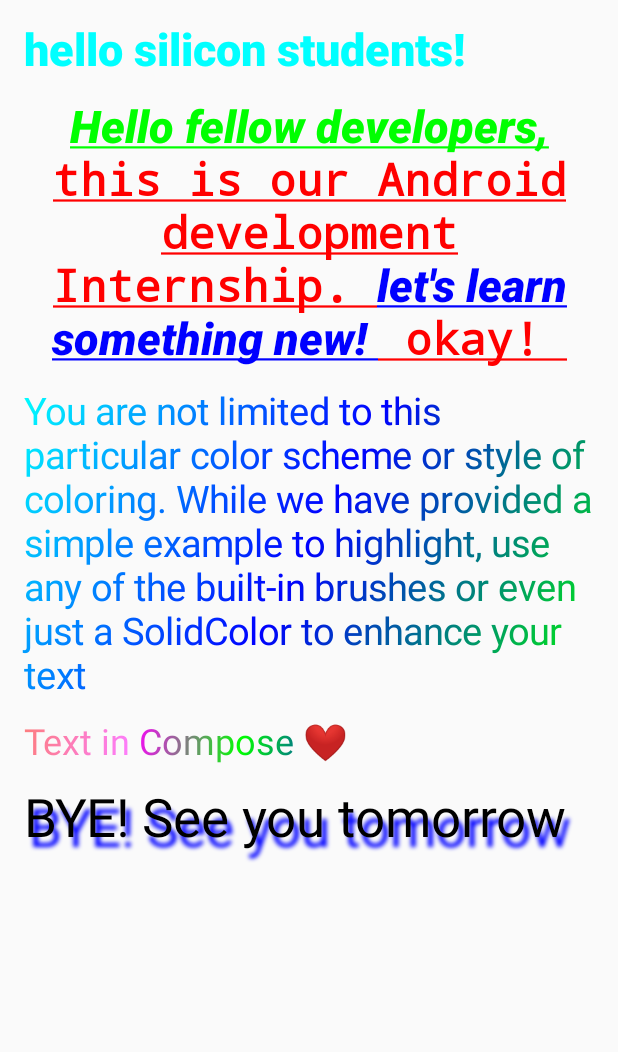
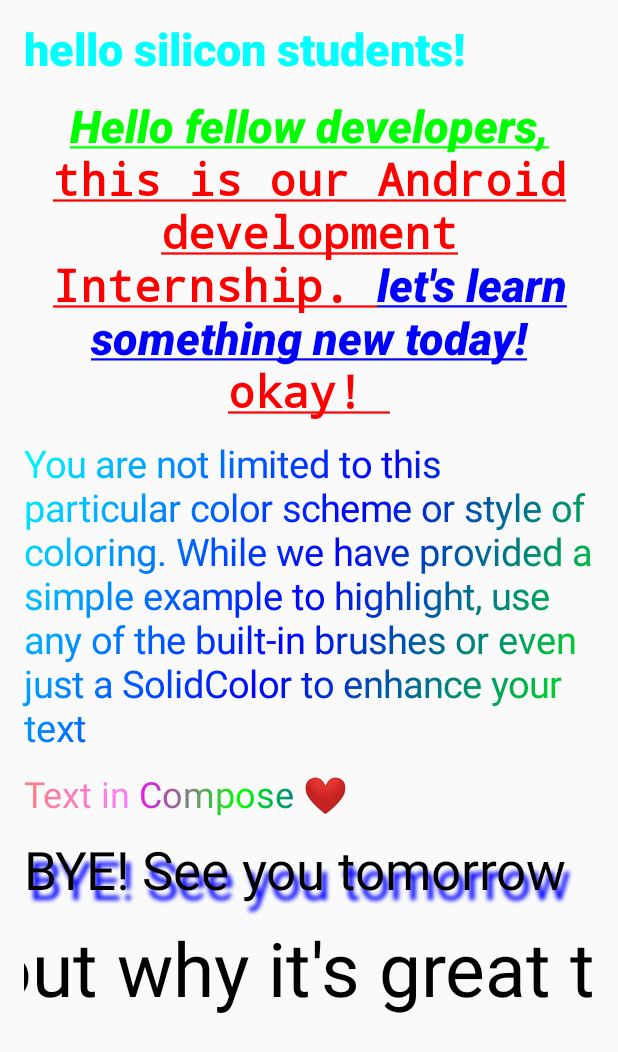
Before and after one commit to Avipsa-Biswal/AndroidStudioInternship, an Android app built with Jetpack Compose: the screen it shows after launch (MainActivity), on a phone screen of 412 x 824 dp. Shown: the top 1052 px of the screen. Run offline under Robolectric (Android 15) with nearby library versions, the phone set to English and light mode, and no system bars; libraries missing offline, so code that uses them is left out: com.example; missing, so only their content is drawn: MyApplicationTheme.

Commit message:
assignment for 3rdJuly

```diff
--- a/app/src/main/java/com/example/Androidintern345/MainActivity.kt
+++ b/app/src/main/java/com/example/Androidintern345/MainActivity.kt
@@ -3,10 +3,13 @@ package com.example.Androidintern345
 import android.os.Bundle
 import androidx.activity.ComponentActivity
 import androidx.activity.compose.setContent
+import androidx.compose.foundation.ExperimentalFoundationApi
+import androidx.compose.foundation.basicMarquee
 import androidx.compose.foundation.layout.Arrangement
 import androidx.compose.foundation.layout.Column
 import androidx.compose.foundation.layout.fillMaxSize
 import androidx.compose.foundation.layout.padding
+import androidx.compose.foundation.layout.width
 import androidx.compose.material3.MaterialTheme
 import androidx.compose.material3.Surface
 import androidx.compose.material3.Text
@@ -51,6 +54,8 @@ class MainActivity : ComponentActivity() {
                     MyText1()
                     //shadow effect
                     MyText0()
+                    //Apply marquee effect to text
+                    BasicMarqueeSample()
 
                 }
 
@@ -103,7 +108,7 @@ fun MyText3()
                 fontFamily = FontFamily.SansSerif
             )
         ){
-            append("let's learn something new! ")
+            append("let's learn something new today! ")
         }
         append(" okay! ")
     },
@@ -175,3 +180,16 @@ fun MyText0() {
         )
     )
 }
+
+@OptIn(ExperimentalFoundationApi::class)
+@Composable
+fun BasicMarqueeSample() {
+    // Marquee only animates when the content doesn't fit in the max width.
+    Column(Modifier.width(400.dp)) {
+        Text(
+            "Learn about why it's great to use Jetpack Compose",
+            modifier = Modifier.basicMarquee(),
+            fontSize = 50.sp
+        )
+    }
+}
```
